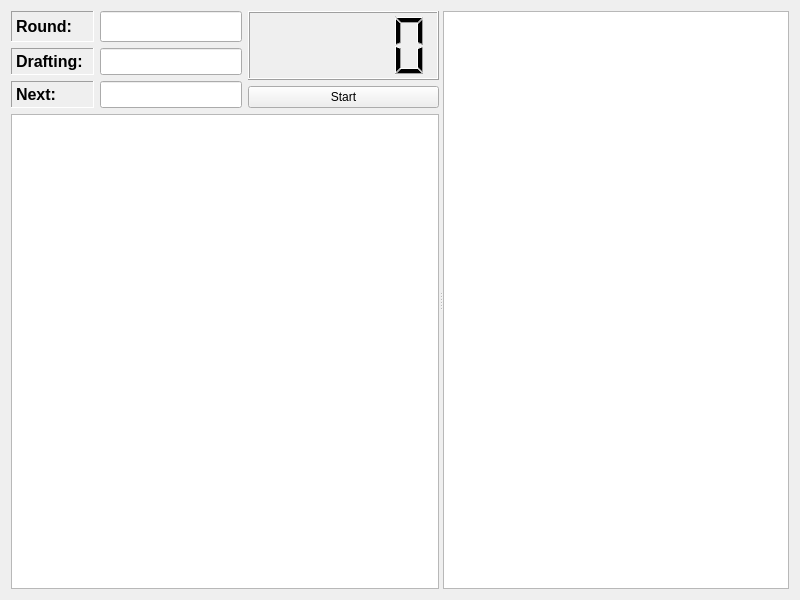
Old version of the form ui_mainwidget.ui in the repository ambrice/ffdraft.
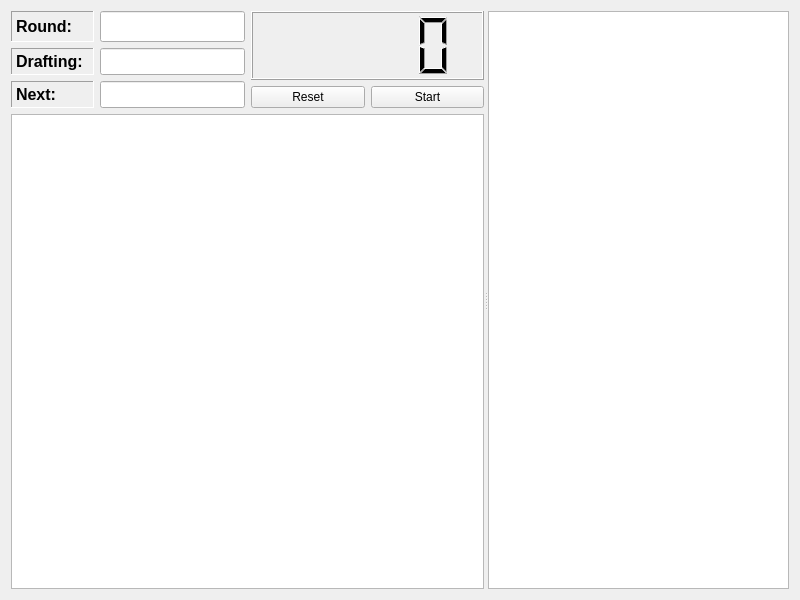
New version of the form.

```diff
--- a/ui_mainwidget.ui
+++ b/ui_mainwidget.ui
@@ -170,11 +170,22 @@
             </widget>
            </item>
            <item>
+            <layout class="QHBoxLayout" >
+             <item>
+              <widget class="QPushButton" name="reset_button" >
+               <property name="text" >
+                <string>Reset</string>
+               </property>
+              </widget>
+             </item>
+             <item>
             <widget class="QPushButton" name="pause_button" >
              <property name="text" >
               <string>Start</string>
              </property>
             </widget>
+             </item>
+            </layout>
            </item>
           </layout>
          </item>
```
Lines whose indentation alone changed are shown as unchanged.
